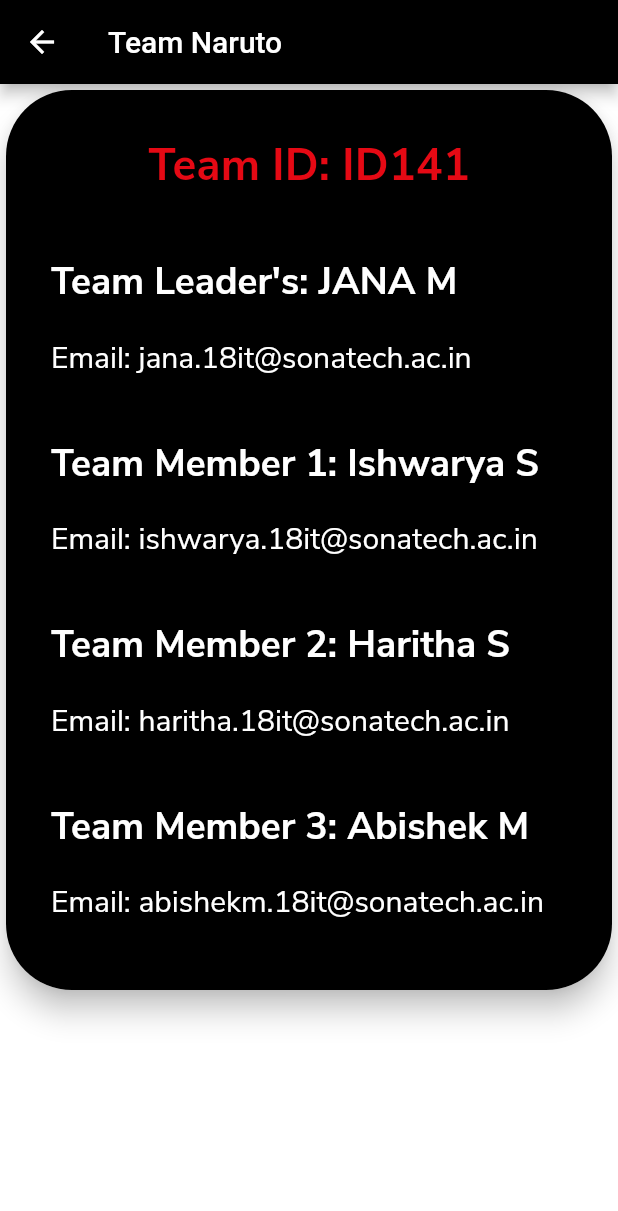
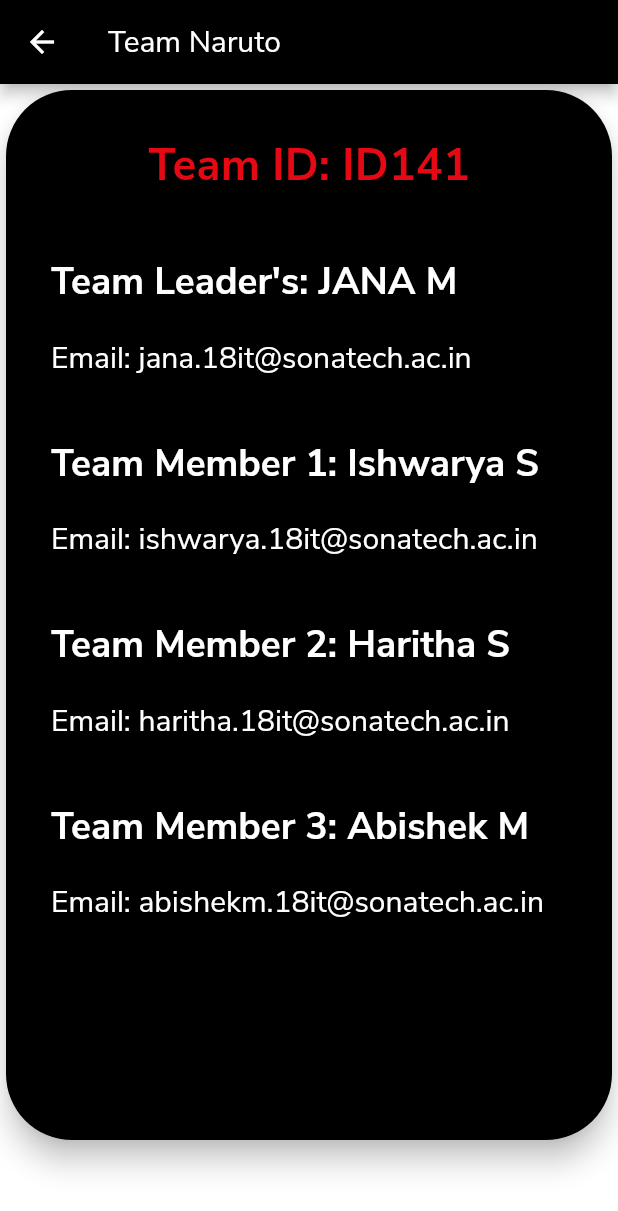
Before and after one commit to iamJana/Covidcare, a Flutter app: the Developed screen opened directly, on a phone screen of 412 x 824 dp. Shown: the top 1211 px of the screen. Run offline on Flutter 3.47's test engine with Material 2 defaults, Android fonts, the phone set to English and light mode, and no system bars.

Commit message:
Update some changes

```diff
--- a/lib/Developedby.dart
+++ b/lib/Developedby.dart
@@ -5,7 +5,12 @@ class Developed extends StatelessWidget {
   Widget build(BuildContext context) {
     return Scaffold(
       appBar: AppBar(
-        title: Text('Team Naruto'),
+        title: Text(
+          'Team Naruto',
+          style: TextStyle(
+            fontFamily: 'Nunito Sans',
+          ),
+        ),
         backgroundColor: Colors.black,
       ),
       body: SingleChildScrollView(child: developColoredCard('Team ID: ID141')),
@@ -20,7 +25,7 @@ Widget developColoredCard(tit) => Card(
         borderRadius: BorderRadius.circular(44),
       ),
       child: Container(
-        height: 600,
+        height: 700,
         //#63FF87
         width: double.maxFinite,
         decoration: BoxDecoration(
--- a/lib/main.dart
+++ b/lib/main.dart
@@ -214,7 +214,7 @@ class CustomList extends StatelessWidget {
             splashColor: Colors.orangeAccent,
             onTap: onTap,
             child: Container(
-              height: 50,
+              height: 80,
               child: Row(
                 mainAxisAlignment: MainAxisAlignment.spaceBetween,
                 children: [
```
Also changed, not shown: lib/about.dart (+6 -1 lines).
